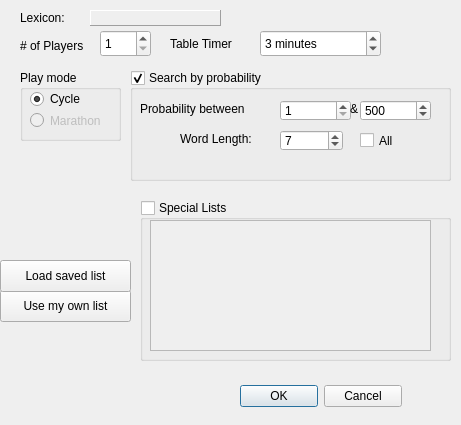
This is aerolith/trunk/src/aerolithclient/tableCreateForm.ui in domino14/aerolithdesktop as Qt 5 draws it before an edit. The edited form follows.
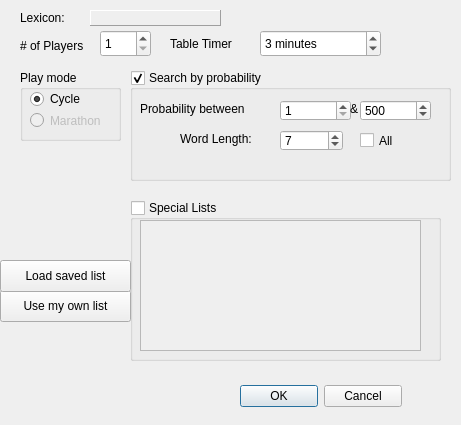
This is the edited form.

```diff
--- a/aerolith/trunk/src/aerolithclient/tableCreateForm.ui
+++ b/aerolith/trunk/src/aerolithclient/tableCreateForm.ui
@@ -372,7 +372,7 @@
   <widget class="QGroupBox" name="groupBoxSpecialLists">
    <property name="geometry">
     <rect>
-     <x>140</x>
+     <x>130</x>
      <y>200</y>
      <width>311</width>
      <height>161</height>
```
